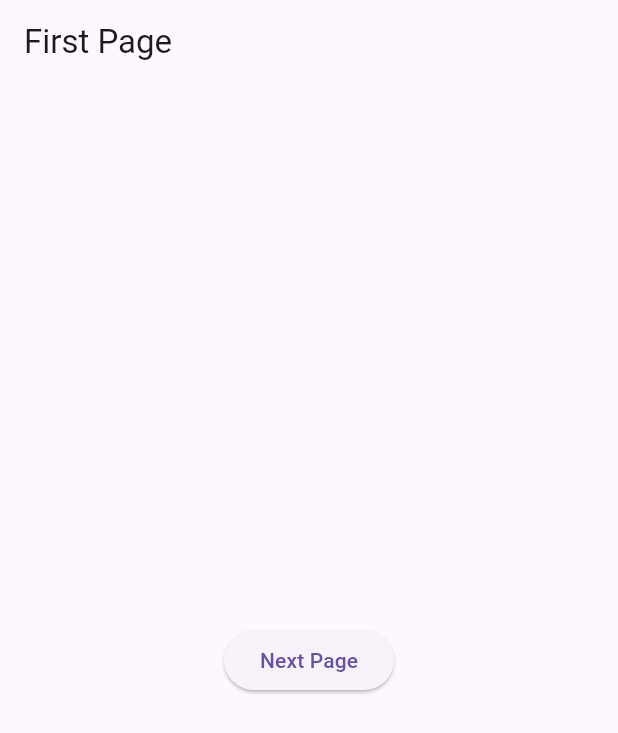
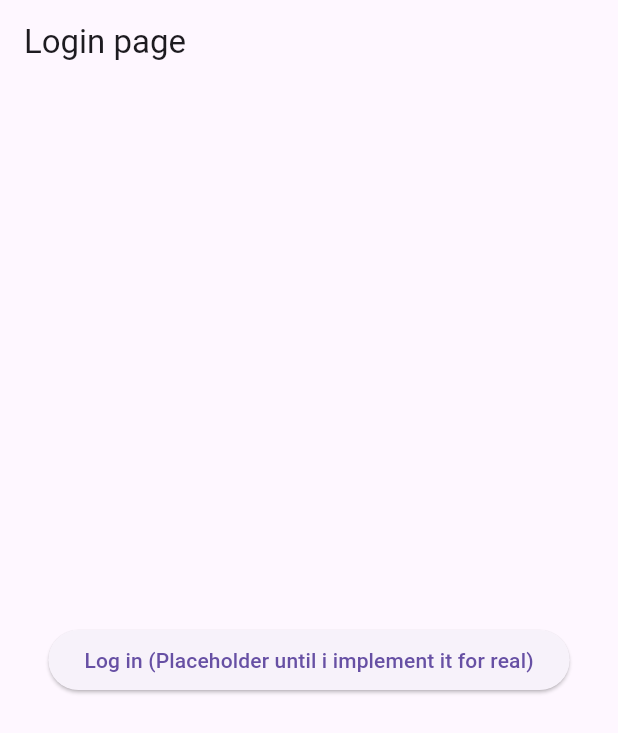
Before and after one commit to DarryllV/mad_flutterproject2024, a Flutter app: the screen it shows after launch, on a phone screen of 412 x 824 dp. Shown: the top 733 px of the screen. Run offline on Flutter 3.47's test engine with Material 3 defaults, Android fonts, the phone set to English and light mode, and no system bars.

```diff
--- a/lib/drawer.dart
+++ b/lib/drawer.dart
@@ -1,6 +1,9 @@
 import 'package:flutter/material.dart';
 
 class MyDrawer extends StatelessWidget {
+  final Function onTap;
+  MyDrawer({this.onTap});
+
   @override
   Widget build(BuildContext context) {
     return SizedBox(
@@ -49,16 +52,19 @@ class MyDrawer extends StatelessWidget {
             ListTile(
               leading: Icon(Icons.home),
               title: Text('Homepage'),
+              onTap: () => onTap(context, 0, 'Home'),
             ),
 
             ListTile(
               leading: Icon(Icons.credit_card),
               title: Text('Ezlink'),
+              onTap: () => onTap(context, 0, 'Ezlink'),
             ),
 
             ListTile(
               leading: Icon(Icons.person),
               title: Text('Profile'),
+              onTap: () => onTap(context, 0, 'Profile'),
             ),
 
           ],
--- a/lib/main.dart
+++ b/lib/main.dart
@@ -30,11 +30,11 @@ class LoginPage extends StatelessWidget {
   Widget build(BuildContext context) {
     return Scaffold(
       appBar: AppBar(
-        title: Text('First Page'),
+        title: Text('Login page'),
         ),
         body: Center(
           child: ElevatedButton(
-            child: Text('Next Page'),
+            child: Text('Log in (Placeholder until i implement it for real)'),
             onPressed: () {
               //initialize the data
               MyData data = new MyData('John','Smith');
```
Also changed, not shown: lib/homepage.dart (+12 -2 lines).
